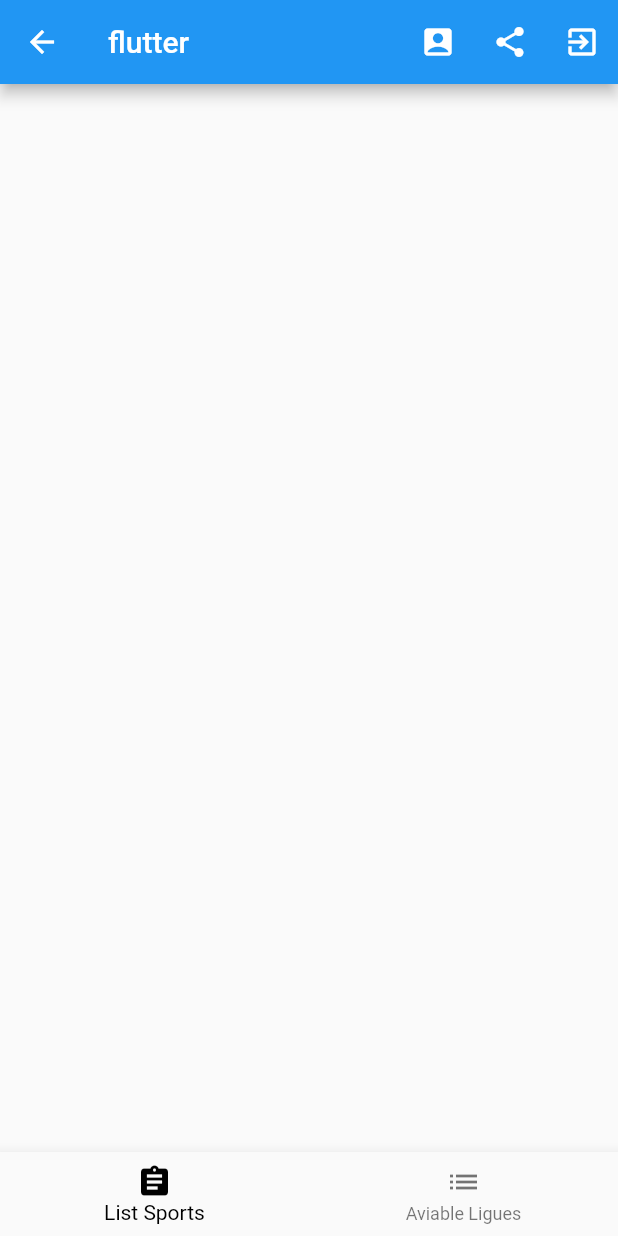
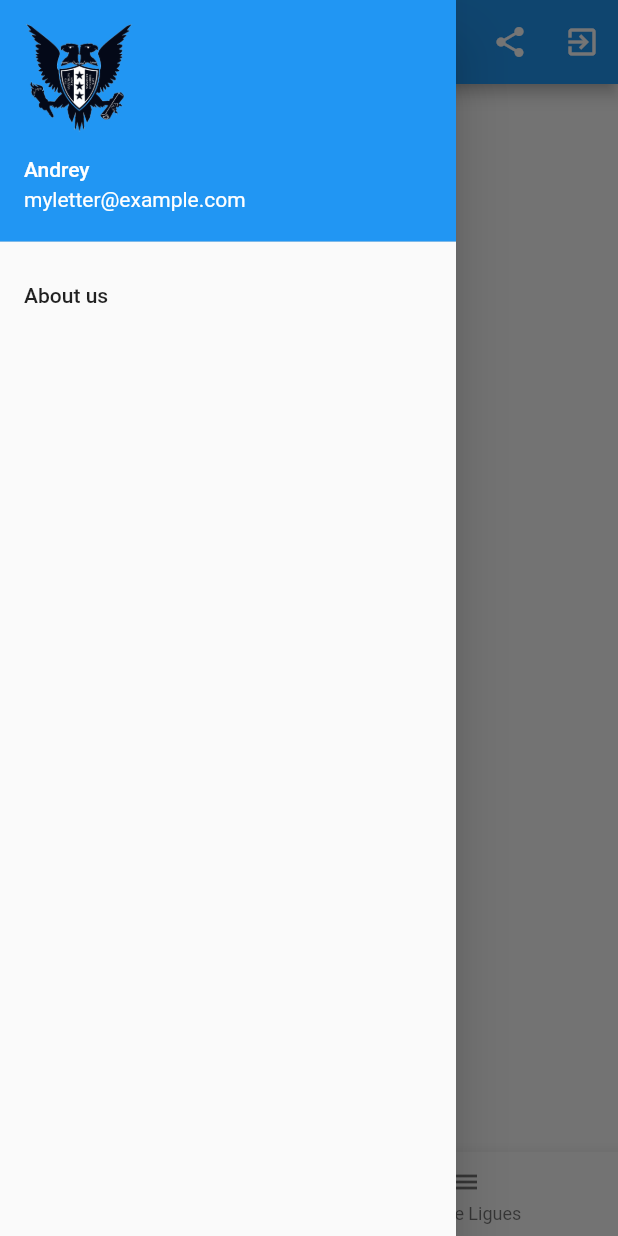
Before and after one commit to belichenk0andreyka/GitHubFirstApp, a Flutter app: the HomeScreen screen opened by its route, with the side drawer open (before the commit the screen has no drawer), on a phone screen of 412 x 824 dp. Run offline on Flutter 3.47's test engine with Material 2 defaults, Android fonts, the phone set to English and light mode, and no system bars; our stand-ins replace google_maps_flutter, image_picker; network calls fail.

```diff
--- a/lib/home_screen/home_screen.dart
+++ b/lib/home_screen/home_screen.dart
@@ -1,6 +1,7 @@
 import 'package:flutter/material.dart';
 import 'package:logining/home_screen/list_sports.dart';
 import 'package:logining/home_screen/leagues_list.dart';
+import 'package:logining/home_screen/about_us.dart';
 
 class HomeScreen extends StatefulWidget {
   _HomeScreenState createState() => _HomeScreenState();
@@ -46,6 +47,28 @@ class _HomeScreenState extends State<HomeScreen> {
             }),
       ]),
       resizeToAvoidBottomPadding: false,
+      drawer: Drawer(
+        child: ListView(
+          children: <Widget>[
+           UserAccountsDrawerHeader(
+             accountName: Text('Andrey'),
+             accountEmail: Text('myletter@example.com'),
+            currentAccountPicture: Image(
+              image: AssetImage('images/logo.png'),
+              width: 70,
+              alignment: Alignment.topRight,
+            ),
+           ),
+            ListTile(
+              title: Text('About us'),
+              onTap: () {
+                Navigator.of(context)
+                    .push(MaterialPageRoute(builder: (context) => AboutUs()));
+              },
+            ),
+          ],
+        ),
+      ),
       body: _children[_currentIndex],
       bottomNavigationBar: BottomNavigationBar(
         onTap: onTabTapped,
--- a/lib/login_screen/login_screen.dart
+++ b/lib/login_screen/login_screen.dart
@@ -67,7 +67,7 @@ class LoginScreen extends StatelessWidget {
                                   ],
                                 ),
                               );
-                              await Future.delayed(Duration(seconds: 3), () {
+                              await Future.delayed(Duration(seconds: 0), () {
                                 Navigator.of(context).pushNamedAndRemoveUntil(
                                     '/list', (Route<dynamic> route) => false);
                               });
--- a/lib/main.dart
+++ b/lib/main.dart
@@ -2,6 +2,7 @@ import 'package:flutter/material.dart';
 import 'package:logining/home_screen/home_screen.dart';
 import 'package:logining/login_screen/login_screen.dart';
 import 'package:logining/account_screen/account_screen.dart';
+import 'package:logining/home_screen/about_us.dart';
 
 void main() {
   runApp(MaterialApp(
@@ -11,6 +12,7 @@ void main() {
       '/list': (_) => HomeScreen(),
       '/login': (_) => LoginScreen(),
       '/avatar': (_) => AccountScreen(),
+      '/about': (_) => AboutUs(),
     },
   ));
 }
--- a/pubspec.yaml
+++ b/pubspec.yaml
@@ -17,6 +17,7 @@ dependencies:
   flutter:
     sdk: flutter
 
+
   # The following adds the Cupertino Icons font to your application.
   # Use with the CupertinoIcons class for iOS style icons.
   cupertino_icons: ^0.1.2
@@ -26,6 +27,7 @@ dependencies:
 dev_dependencies:
   flutter_test:
     sdk: flutter
+  google_maps_flutter: ^0.0.3+3
 
 
 # For information on the generic Dart part of this file, see the
@@ -33,6 +35,7 @@ dev_dependencies:
 
 # The following section is specific to Flutter.
 flutter:
+
 
   # The following line ensures that the Material Icons font is
   # included with your application, so that you can use the icons in
```
Also changed, not shown: lib/home_screen/about_us.dart (added, +78 -0 lines), 1 other file.
